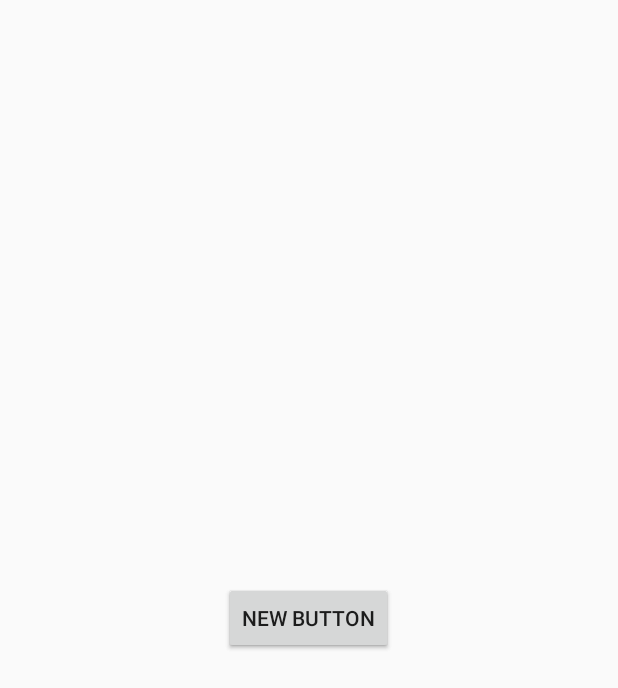
After one commit to eltontian/Networkz, an Android app: the ForkActivity screen opened directly, with no data from a screen before it, on a phone screen of 412 x 824 dp. The commit adds this screen. Shown: the top 688 px of the screen. Run offline under Robolectric (Android 15) with nearby library versions, the light colour scheme and no system bars.

Commit message:
Added new activity
Added ForkActivity and made LoginActivity the launcher class.

```diff
--- /dev/null
+++ b/Android-Network/app/src/main/java/elton/networker/ForkActivity.java
@@ -0,0 +1,38 @@
+package elton.networker;
+
+import android.app.Activity;
+import android.support.v7.app.ActionBarActivity;
+import android.os.Bundle;
+import android.view.Menu;
+import android.view.MenuItem;
+
+public class ForkActivity extends Activity {
+
+    @Override
+    protected void onCreate(Bundle savedInstanceState) {
+        super.onCreate(savedInstanceState);
+        setContentView(R.layout.activity_fork);
+    }
+
+    @Override
+    public boolean onCreateOptionsMenu(Menu menu) {
+        // Inflate the menu; this adds items to the action bar if it is present.
+        getMenuInflater().inflate(R.menu.menu_fork, menu);
+        return true;
+    }
+
+    @Override
+    public boolean onOptionsItemSelected(MenuItem item) {
+        // Handle action bar item clicks here. The action bar will
+        // automatically handle clicks on the Home/Up button, so long
+        // as you specify a parent activity in AndroidManifest.xml.
+        int id = item.getItemId();
+
+        //noinspection SimplifiableIfStatement
+        if (id == R.id.action_settings) {
+            return true;
+        }
+
+        return super.onOptionsItemSelected(item);
+    }
+}
--- /dev/null
+++ b/Android-Network/app/src/main/res/layout/activity_fork.xml
@@ -0,0 +1,24 @@
+<RelativeLayout xmlns:android="http://schemas.android.com/apk/res/android"
+    xmlns:tools="http://schemas.android.com/tools" android:layout_width="match_parent"
+    android:layout_height="match_parent" android:paddingLeft="@dimen/activity_horizontal_margin"
+    android:paddingRight="@dimen/activity_horizontal_margin"
+    android:paddingTop="@dimen/activity_vertical_margin"
+    android:paddingBottom="@dimen/activity_vertical_margin"
+    tools:context="elton.networker.ForkActivity">
+
+    <Button
+        android:layout_width="wrap_content"
+        android:layout_height="wrap_content"
+        android:text="New Button"
+        android:id="@+id/addButton"
+        android:layout_alignTop="@+id/viewButton"
+        android:layout_alignStart="@+id/viewButton" />
+
+    <Button
+        android:layout_width="wrap_content"
+        android:layout_height="wrap_content"
+        android:text="New Button"
+        android:id="@+id/viewButton"
+        android:layout_centerVertical="true"
+        android:layout_centerHorizontal="true" />
+</RelativeLayout>
--- /dev/null
+++ b/Android-Network/app/src/main/res/menu/menu_fork.xml
@@ -0,0 +1,6 @@
+<menu xmlns:android="http://schemas.android.com/apk/res/android"
+    xmlns:app="http://schemas.android.com/apk/res-auto"
+    xmlns:tools="http://schemas.android.com/tools" tools:context="elton.networker.ForkActivity">
+    <item android:id="@+id/action_settings" android:title="@string/action_settings"
+        android:orderInCategory="100" app:showAsAction="never" />
+</menu>
--- /dev/null
+++ b/Android-Network/app/src/main/res/values-w820dp/dimens.xml
@@ -0,0 +1,6 @@
+<resources>
+    <!-- Example customization of dimensions originally defined in res/values/dimens.xml
+         (such as screen margins) for screens with more than 820dp of available width. This
+         would include 7" and 10" devices in landscape (~960dp and ~1280dp respectively). -->
+    <dimen name="activity_horizontal_margin">64dp</dimen>
+</resources>
--- a/Android-Network/app/src/main/res/values/strings.xml
+++ b/Android-Network/app/src/main/res/values/strings.xml
@@ -1,3 +1,7 @@
 <resources>
     <string name="app_name">Networker</string>
+    <string name="title_activity_fork">ForkActivity</string>
+
+    <string name="hello_world">Hello world!</string>
+    <string name="action_settings">Settings</string>
 </resources>
--- a/Android-Network/build.gradle
+++ b/Android-Network/build.gradle
@@ -5,7 +5,7 @@ buildscript {
         jcenter()
     }
     dependencies {
-        classpath 'com.android.tools.build:gradle:1.0.0-rc2'
+        classpath 'com.android.tools.build:gradle:1.3.0'
 
         // NOTE: Do not place your application dependencies here; they belong
         // in the individual module build.gradle files
```
Also changed, not shown: Android-Network/app/src/main/AndroidManifest.xml (+14 -0 lines), 2 other files.
